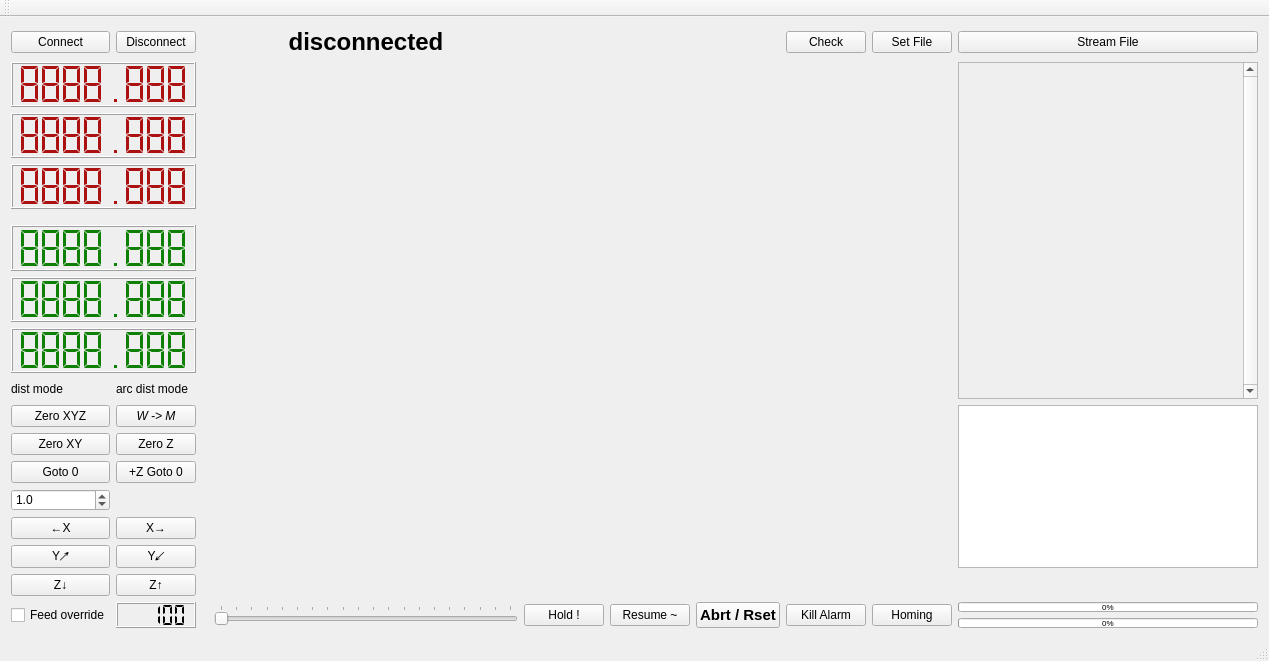
Qt form lib/qt/cnctoolbox/mainwindow.ui (comgram/gerbil_gui) before a commit.
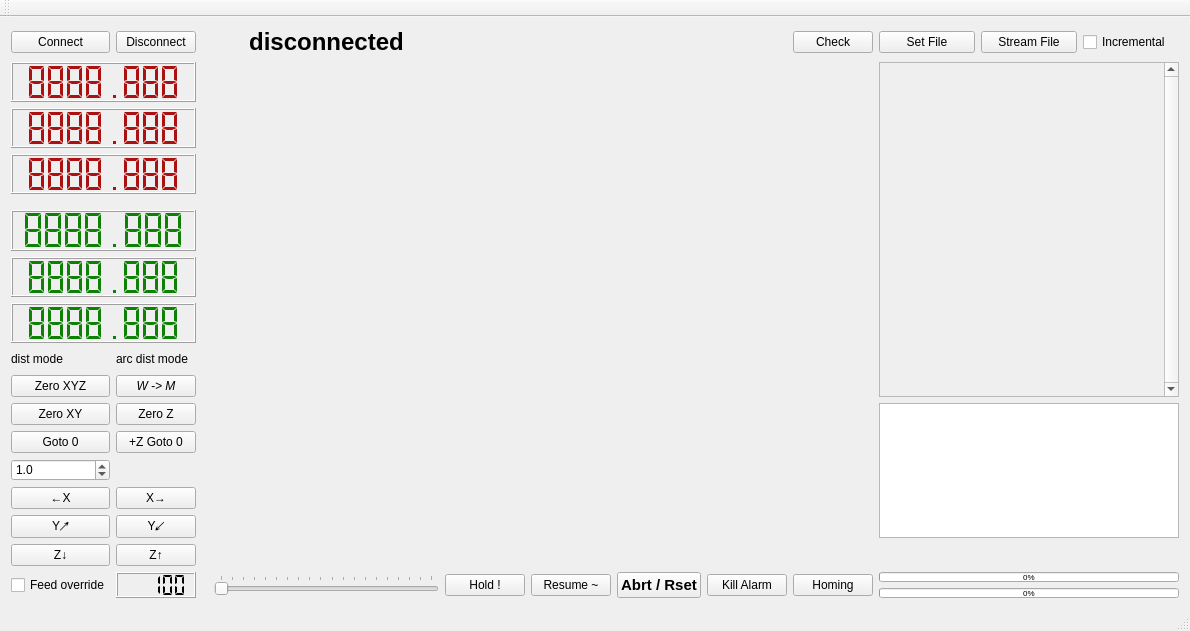
The same form after that commit.

Commit message: incremental sending checkbox working

Diff of the .ui file:
```diff
--- a/lib/qt/cnctoolbox/mainwindow.ui
+++ b/lib/qt/cnctoolbox/mainwindow.ui
@@ -6,8 +6,8 @@
    <rect>
     <x>0</x>
     <y>0</y>
-    <width>1269</width>
-    <height>661</height>
+    <width>1190</width>
+    <height>631</height>
    </rect>
   </property>
   <property name="sizePolicy">
@@ -73,44 +73,6 @@
       </property>
      </widget>
     </item>
-    <item row="4" column="11" rowspan="3">
-     <widget class="QScrollArea" name="scrollArea_loginput">
-      <property name="sizePolicy">
-       <sizepolicy hsizetype="Minimum" vsizetype="Expanding">
-        <horstretch>0</horstretch>
-        <verstretch>0</verstretch>
-       </sizepolicy>
-      </property>
-      <property name="minimumSize">
-       <size>
-        <width>300</width>
-        <height>0</height>
-       </size>
-      </property>
-      <property name="maximumSize">
-       <size>
-        <width>300</width>
-        <height>16777215</height>
-       </size>
-      </property>
-      <property name="verticalScrollBarPolicy">
-       <enum>Qt::ScrollBarAlwaysOn</enum>
-      </property>
-      <property name="widgetResizable">
-       <bool>true</bool>
-      </property>
-      <widget class="QWidget" name="scrollAreaWidgetContents">
-       <property name="geometry">
-        <rect>
-         <x>0</x>
-         <y>0</y>
-         <width>285</width>
-         <height>269</height>
-        </rect>
-       </property>
-      </widget>
-     </widget>
-    </item>
     <item row="0" column="0">
      <widget class="QPushButton" name="pushButton_connect">
       <property name="text">
@@ -118,13 +80,6 @@
       </property>
      </widget>
     </item>
-    <item row="0" column="9">
-     <widget class="QPushButton" name="pushButton_check">
-      <property name="text">
-       <string>Check</string>
-      </property>
-     </widget>
-    </item>
     <item row="16" column="6">
      <widget class="QPushButton" name="pushButton_hold">
       <property name="text">
@@ -153,40 +108,12 @@
       </property>
      </widget>
     </item>
-    <item row="7" column="11" rowspan="6">
-     <widget class="QListWidget" name="listWidget_logoutput">
-      <property name="sizePolicy">
-       <sizepolicy hsizetype="Minimum" vsizetype="Expanding">
-        <horstretch>0</horstretch>
-        <verstretch>0</verstretch>
-       </sizepolicy>
+    <item row="13" column="12" colspan="3">
+     <layout class="QVBoxLayout" name="verticalLayout_cmd">
+      <property name="sizeConstraint">
+       <enum>QLayout::SetMinimumSize</enum>
       </property>
-      <property name="minimumSize">
-       <size>
-        <width>300</width>
-        <height>0</height>
-       </size>
-      </property>
-      <property name="maximumSize">
-       <size>
-        <width>300</width>
-        <height>16777215</height>
-       </size>
-      </property>
-     </widget>
-    </item>
-    <item row="0" column="11">
-     <widget class="QPushButton" name="pushButton_filestream">
-      <property name="sizePolicy">
-       <sizepolicy hsizetype="Minimum" vsizetype="Fixed">
-        <horstretch>0</horstretch>
-        <verstretch>0</verstretch>
-       </sizepolicy>
-      </property>
-      <property name="text">
-       <string>Stream File</string>
-      </property>
-     </widget>
+     </layout>
     </item>
     <item row="8" column="1">
      <widget class="QPushButton" name="pushButton_zeroz">
@@ -413,13 +340,6 @@
       </property>
      </widget>
     </item>
-    <item row="13" column="11">
-     <layout class="QVBoxLayout" name="verticalLayout_cmd">
-      <property name="sizeConstraint">
-       <enum>QLayout::SetMinimumSize</enum>
-      </property>
-     </layout>
-    </item>
     <item row="7" column="0">
      <widget class="QPushButton" name="pushButton_zeroxyz">
       <property name="text">
@@ -427,10 +347,29 @@
       </property>
      </widget>
     </item>
-    <item row="0" column="10">
-     <widget class="QPushButton" name="pushButton_fileload">
+    <item row="0" column="5">
+     <widget class="QLabel" name="label_state">
+      <property name="sizePolicy">
+       <sizepolicy hsizetype="Expanding" vsizetype="Preferred">
+        <horstretch>0</horstretch>
+        <verstretch>0</verstretch>
+       </sizepolicy>
+      </property>
+      <property name="font">
+       <font>
+        <pointsize>18</pointsize>
+        <weight>75</weight>
+        <bold>true</bold>
+       </font>
+      </property>
+      <property name="styleSheet">
+       <string notr="true"/>
+      </property>
       <property name="text">
-       <string>Set File</string>
+       <string>disconnected</string>
+      </property>
+      <property name="alignment">
+       <set>Qt::AlignCenter</set>
       </property>
      </widget>
     </item>
@@ -441,57 +380,42 @@
       </property>
      </widget>
     </item>
-    <item row="16" column="11">
-     <layout class="QVBoxLayout" name="verticalLayout_2">
-      <item>
-       <widget class="QProgressBar" name="progressBar_buffer">
-        <property name="sizePolicy">
-         <sizepolicy hsizetype="Minimum" vsizetype="Fixed">
-          <horstretch>0</horstretch>
-          <verstretch>0</verstretch>
-         </sizepolicy>
-        </property>
-        <property name="maximumSize">
-         <size>
-          <width>300</width>
-          <height>10</height>
-         </size>
-        </property>
-        <property name="font">
-         <font>
-          <pointsize>6</pointsize>
-         </font>
-        </property>
-        <property name="value">
-         <number>0</number>
-        </property>
-       </widget>
-      </item>
-      <item>
-       <widget class="QProgressBar" name="progressBar_job">
-        <property name="sizePolicy">
-         <sizepolicy hsizetype="Minimum" vsizetype="Fixed">
-          <horstretch>0</horstretch>
-          <verstretch>0</verstretch>
-         </sizepolicy>
-        </property>
-        <property name="maximumSize">
-         <size>
-          <width>300</width>
-          <height>10</height>
-         </size>
-        </property>
-        <property name="font">
-         <font>
-          <pointsize>6</pointsize>
-         </font>
-        </property>
-        <property name="value">
-         <number>0</number>
-        </property>
-       </widget>
-      </item>
-     </layout>
+    <item row="16" column="5">
+     <widget class="QSlider" name="horizontalSlider_feed">
+      <property name="sizePolicy">
+       <sizepolicy hsizetype="Ignored" vsizetype="Fixed">
+        <horstretch>0</horstretch>
+        <verstretch>0</verstretch>
+       </sizepolicy>
+      </property>
+      <property name="minimum">
+       <number>100</number>
+      </property>
+      <property name="maximum">
+       <number>2000</number>
+      </property>
+      <property name="singleStep">
+       <number>50</number>
+      </property>
+      <property name="pageStep">
+       <number>100</number>
+      </property>
+      <property name="orientation">
+       <enum>Qt::Horizontal</enum>
+      </property>
+      <property name="invertedAppearance">
+       <bool>false</bool>
+      </property>
+      <property name="invertedControls">
+       <bool>false</bool>
+      </property>
+      <property name="tickPosition">
+       <enum>QSlider::TicksAbove</enum>
+      </property>
+      <property name="tickInterval">
+       <number>100</number>
+      </property>
+     </widget>
     </item>
     <item row="12" column="1">
      <widget class="QPushButton" name="pushButton_yminus">
@@ -544,6 +468,58 @@
       </property>
      </layout>
     </item>
+    <item row="16" column="12" colspan="3">
+     <layout class="QVBoxLayout" name="verticalLayout_2">
+      <item>
+       <widget class="QProgressBar" name="progressBar_buffer">
+        <property name="sizePolicy">
+         <sizepolicy hsizetype="Minimum" vsizetype="Fixed">
+          <horstretch>0</horstretch>
+          <verstretch>0</verstretch>
+         </sizepolicy>
+        </property>
+        <property name="maximumSize">
+         <size>
+          <width>300</width>
+          <height>10</height>
+         </size>
+        </property>
+        <property name="font">
+         <font>
+          <pointsize>6</pointsize>
+         </font>
+        </property>
+        <property name="value">
+         <number>0</number>
+        </property>
+       </widget>
+      </item>
+      <item>
+       <widget class="QProgressBar" name="progressBar_job">
+        <property name="sizePolicy">
+         <sizepolicy hsizetype="Minimum" vsizetype="Fixed">
+          <horstretch>0</horstretch>
+          <verstretch>0</verstretch>
+         </sizepolicy>
+        </property>
+        <property name="maximumSize">
+         <size>
+          <width>300</width>
+          <height>10</height>
+         </size>
+        </property>
+        <property name="font">
+         <font>
+          <pointsize>6</pointsize>
+         </font>
+        </property>
+        <property name="value">
+         <number>0</number>
+        </property>
+       </widget>
+      </item>
+     </layout>
+    </item>
     <item row="10" column="0">
      <widget class="QDoubleSpinBox" name="doubleSpinBox_jogstep">
       <property name="decimals">
@@ -563,66 +539,97 @@
       </property>
      </widget>
     </item>
-    <item row="0" column="5">
-     <widget class="QLabel" name="label_state">
+    <item row="8" column="12" rowspan="5" colspan="3">
+     <widget class="QListWidget" name="listWidget_logoutput">
       <property name="sizePolicy">
-       <sizepolicy hsizetype="Expanding" vsizetype="Preferred">
+       <sizepolicy hsizetype="Minimum" vsizetype="Expanding">
         <horstretch>0</horstretch>
         <verstretch>0</verstretch>
        </sizepolicy>
       </property>
-      <property name="font">
-       <font>
-        <pointsize>18</pointsize>
-        <weight>75</weight>
-        <bold>true</bold>
-       </font>
+      <property name="minimumSize">
+       <size>
+        <width>300</width>
+        <height>0</height>
+       </size>
       </property>
-      <property name="styleSheet">
-       <string notr="true"/>
+      <property name="maximumSize">
+       <size>
+        <width>16777</width>
+        <height>16777215</height>
+       </size>
       </property>
-      <property name="text">
-       <string>disconnected</string>
-      </property>
-      <property name="alignment">
-       <set>Qt::AlignCenter</set>
-      </property>
      </widget>
     </item>
-    <item row="16" column="5">
-     <widget class="QSlider" name="horizontalSlider_feed">
+    <item row="4" column="12" rowspan="4" colspan="3">
+     <widget class="QScrollArea" name="scrollArea_loginput">
       <property name="sizePolicy">
-       <sizepolicy hsizetype="Ignored" vsizetype="Fixed">
+       <sizepolicy hsizetype="Minimum" vsizetype="Expanding">
         <horstretch>0</horstretch>
         <verstretch>0</verstretch>
        </sizepolicy>
       </property>
-      <property name="minimum">
-       <number>100</number>
+      <property name="minimumSize">
+       <size>
+        <width>300</width>
+        <height>0</height>
+       </size>
       </property>
-      <property name="maximum">
-       <number>2000</number>
+      <property name="maximumSize">
+       <size>
+        <width>16777</width>
+        <height>16777215</height>
+       </size>
       </property>
-      <property name="singleStep">
-       <number>50</number>
+      <property name="verticalScrollBarPolicy">
+       <enum>Qt::ScrollBarAlwaysOn</enum>
       </property>
-      <property name="pageStep">
-       <number>100</number>
+      <property name="widgetResizable">
+       <bool>true</bool>
       </property>
-      <property name="orientation">
-       <enum>Qt::Horizontal</enum>
+      <widget class="QWidget" name="scrollAreaWidgetContents">
+       <property name="geometry">
+        <rect>
+         <x>0</x>
+         <y>0</y>
+         <width>285</width>
+         <height>276</height>
+        </rect>
+       </property>
+      </widget>
+     </widget>
+    </item>
+    <item row="0" column="13">
+     <widget class="QPushButton" name="pushButton_filestream">
+      <property name="sizePolicy">
+       <sizepolicy hsizetype="Minimum" vsizetype="Fixed">
+        <horstretch>0</horstretch>
+        <verstretch>0</verstretch>
+       </sizepolicy>
       </property>
-      <property name="invertedAppearance">
-       <bool>false</bool>
+      <property name="text">
+       <string>Stream File</string>
       </property>
-      <property name="invertedControls">
-       <bool>false</bool>
+     </widget>
+    </item>
+    <item row="0" column="14">
+     <widget class="QCheckBox" name="checkBox_incremental">
+      <property name="text">
+       <string>Incremental</string>
       </property>
-      <property name="tickPosition">
-       <enum>QSlider::TicksAbove</enum>
+     </widget>
+    </item>
+    <item row="0" column="12">
+     <widget class="QPushButton" name="pushButton_fileload">
+      <property name="text">
+       <string>Set File</string>
       </property>
-      <property name="tickInterval">
-       <number>100</number>
+     </widget>
+    </item>
+    <item row="0" column="10">
+     <widget class="QPushButton" name="pushButton_check">
+      <property name="text">
+       <string>Check</string>
       </property>
      </widget>
     </item>
```
The commit also changes 4 other files.
